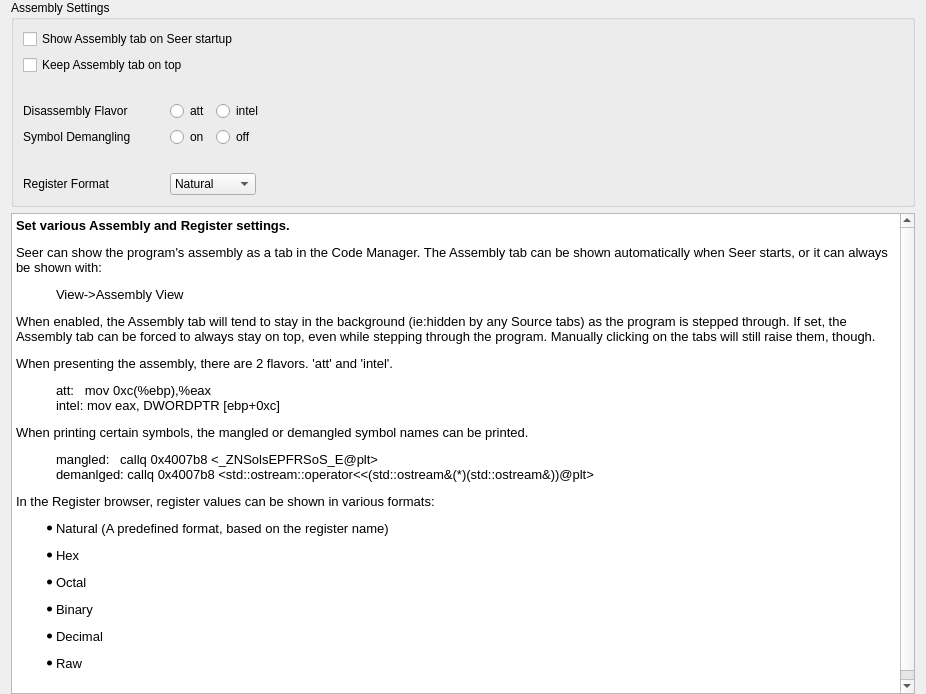
Before: the Qt Designer form src/SeerAssemblyConfigPage.ui in epasveer/seer, drawn with Qt 5.
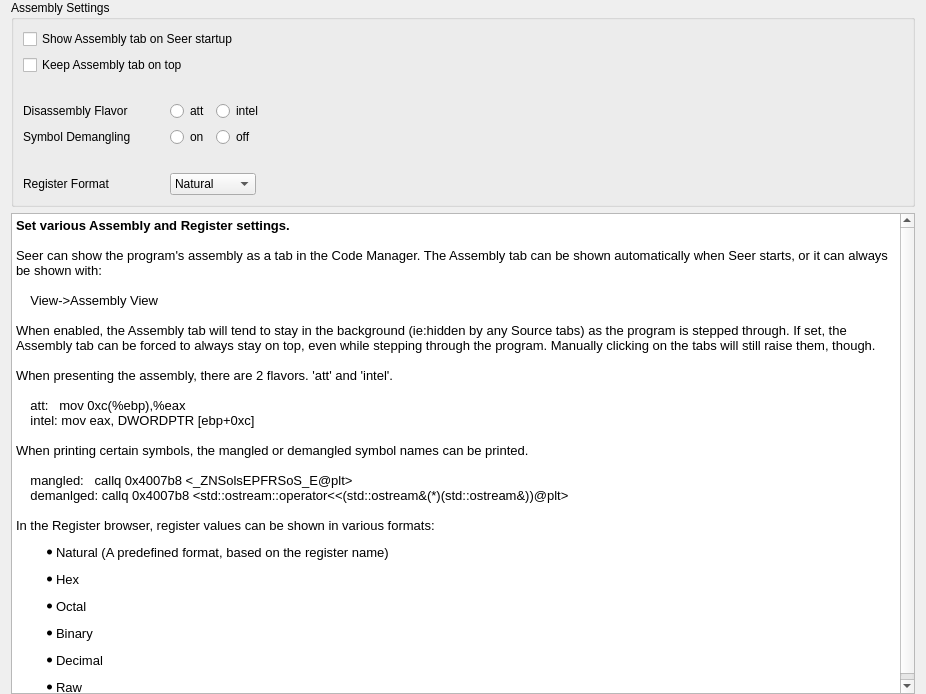
After: the same form once the commit is applied.

Commit message: Attempt at fixing 'Assembly' doc for dark color scheme.

The edit to the form file:
```diff
--- a/src/SeerAssemblyConfigPage.ui
+++ b/src/SeerAssemblyConfigPage.ui
@@ -299,22 +299,29 @@
 &lt;html&gt;&lt;head&gt;&lt;meta name=&quot;qrichtext&quot; content=&quot;1&quot; /&gt;&lt;style type=&quot;text/css&quot;&gt;
 p, li { white-space: pre-wrap; }
 &lt;/style&gt;&lt;/head&gt;&lt;body style=&quot; font-family:'Noto Sans'; font-size:10pt; font-weight:400; font-style:normal;&quot;&gt;
-&lt;p style=&quot; margin-top:0px; margin-bottom:0px; margin-left:0px; margin-right:0px; -qt-block-indent:0; text-indent:0px;&quot;&gt;&lt;span style=&quot; font-weight:600; color:#000000;&quot;&gt;Set various Assembly and Register settings.&lt;/span&gt;&lt;/p&gt;
-&lt;p style=&quot; margin-top:12px; margin-bottom:12px; margin-left:0px; margin-right:0px; -qt-block-indent:0; text-indent:0px;&quot;&gt;&lt;span style=&quot; color:#000000; background-color:transparent;&quot;&gt;Seer can show the program's assembly as a tab in the Code Manager. The Assembly tab can be shown automatically when Seer starts, or it can always be shown with:&lt;/span&gt;&lt;/p&gt;
-&lt;p style=&quot; margin-top:12px; margin-bottom:12px; margin-left:0px; margin-right:0px; -qt-block-indent:1; text-indent:0px;&quot;&gt;&lt;span style=&quot; font-family:'Monospace';&quot;&gt;View-&amp;gt;Assembly View&lt;/span&gt;&lt;/p&gt;
-&lt;p style=&quot; margin-top:12px; margin-bottom:12px; margin-left:0px; margin-right:0px; -qt-block-indent:0; text-indent:0px;&quot;&gt;&lt;span style=&quot; color:#000000; background-color:transparent;&quot;&gt;When enabled, the Assembly tab will tend to stay in the background (ie:hidden by any Source tabs) as the program is stepped through. If set, the Assembly tab can be forced to always stay on top, even while stepping through the program. Manually clicking on the tabs will still raise them, though.&lt;/span&gt;&lt;/p&gt;
-&lt;p style=&quot; margin-top:12px; margin-bottom:12px; margin-left:0px; margin-right:0px; -qt-block-indent:0; text-indent:0px;&quot;&gt;&lt;span style=&quot; color:#000000; background-color:transparent;&quot;&gt;When presenting the assembly, there are 2 flavors. 'att' and 'intel'.&lt;/span&gt;&lt;/p&gt;
-&lt;p style=&quot; margin-top:12px; margin-bottom:12px; margin-left:0px; margin-right:0px; -qt-block-indent:1; text-indent:0px;&quot;&gt;&lt;span style=&quot; font-family:'Monospace';&quot;&gt;att:   mov 0xc(%ebp),%eax&lt;br /&gt;intel: mov eax, DWORDPTR [ebp+0xc]&lt;/span&gt;&lt;/p&gt;
-&lt;p style=&quot; margin-top:12px; margin-bottom:12px; margin-left:0px; margin-right:0px; -qt-block-indent:0; text-indent:0px;&quot;&gt;&lt;span style=&quot; color:#000000; background-color:transparent;&quot;&gt;When printing certain symbols, the mangled or demangled symbol names can be printed.&lt;/span&gt;&lt;/p&gt;
-&lt;p style=&quot; margin-top:12px; margin-bottom:12px; margin-left:0px; margin-right:0px; -qt-block-indent:1; text-indent:0px;&quot;&gt;&lt;span style=&quot; font-family:'Monospace';&quot;&gt;mangled:   callq 0x4007b8 &amp;lt;_ZNSolsEPFRSoS_E@plt&amp;gt;&lt;br /&gt;demanlged: callq 0x4007b8 &amp;lt;std::ostream::operator&amp;lt;&amp;lt;(std::ostream&amp;amp;(*)(std::ostream&amp;amp;))@plt&amp;gt;&lt;/span&gt;&lt;/p&gt;
-&lt;p style=&quot; margin-top:12px; margin-bottom:12px; margin-left:0px; margin-right:0px; -qt-block-indent:0; text-indent:0px;&quot;&gt;&lt;span style=&quot; color:#000000; background-color:transparent;&quot;&gt;In the Register browser, register values can be shown in various formats:&lt;/span&gt;&lt;/p&gt;
+&lt;p style=&quot; margin-top:0px; margin-bottom:0px; margin-left:0px; margin-right:0px; -qt-block-indent:0; text-indent:0px;&quot;&gt;&lt;span style=&quot; font-weight:600;&quot;&gt;Set various Assembly and Register settings.&lt;/span&gt;&lt;/p&gt;
+&lt;p style=&quot;-qt-paragraph-type:empty; margin-top:0px; margin-bottom:0px; margin-left:0px; margin-right:0px; -qt-block-indent:0; text-indent:0px;&quot;&gt;&lt;br /&gt;&lt;/p&gt;
+&lt;p style=&quot; margin-top:0px; margin-bottom:0px; margin-left:0px; margin-right:0px; -qt-block-indent:0; text-indent:0px;&quot;&gt;&lt;span style=&quot; color:#000000; background-color:transparent;&quot;&gt;Seer can show the program's assembly as a tab in the Code Manager. The Assembly tab can be shown automatically when Seer starts, or it can always be shown with:&lt;/span&gt;&lt;/p&gt;
+&lt;p style=&quot;-qt-paragraph-type:empty; margin-top:0px; margin-bottom:0px; margin-left:0px; margin-right:0px; -qt-block-indent:0; text-indent:0px; color:#000000;&quot;&gt;&lt;br /&gt;&lt;/p&gt;
+&lt;p style=&quot; margin-top:0px; margin-bottom:0px; margin-left:0px; margin-right:0px; -qt-block-indent:0; text-indent:0px;&quot;&gt;&lt;span style=&quot; font-family:'Monospace';&quot;&gt;    View-&amp;gt;Assembly View&lt;/span&gt;&lt;/p&gt;
+&lt;p style=&quot;-qt-paragraph-type:empty; margin-top:0px; margin-bottom:0px; margin-left:0px; margin-right:0px; -qt-block-indent:0; text-indent:0px; font-family:'Monospace';&quot;&gt;&lt;br /&gt;&lt;/p&gt;
+&lt;p style=&quot; margin-top:0px; margin-bottom:0px; margin-left:0px; margin-right:0px; -qt-block-indent:0; text-indent:0px;&quot;&gt;&lt;span style=&quot; color:#000000; background-color:transparent;&quot;&gt;When enabled, the Assembly tab will tend to stay in the background (ie:hidden by any Source tabs) as the program is stepped through. If set, the Assembly tab can be forced to always stay on top, even while stepping through the program. Manually clicking on the tabs will still raise them, though.&lt;/span&gt;&lt;/p&gt;
+&lt;p style=&quot;-qt-paragraph-type:empty; margin-top:0px; margin-bottom:0px; margin-left:0px; margin-right:0px; -qt-block-indent:0; text-indent:0px; color:#000000;&quot;&gt;&lt;br /&gt;&lt;/p&gt;
+&lt;p style=&quot; margin-top:0px; margin-bottom:0px; margin-left:0px; margin-right:0px; -qt-block-indent:0; text-indent:0px;&quot;&gt;&lt;span style=&quot; color:#000000; background-color:transparent;&quot;&gt;When presenting the assembly, there are 2 flavors. 'att' and 'intel'.&lt;/span&gt;&lt;/p&gt;
+&lt;p style=&quot;-qt-paragraph-type:empty; margin-top:0px; margin-bottom:0px; margin-left:0px; margin-right:0px; -qt-block-indent:0; text-indent:0px; color:#000000;&quot;&gt;&lt;br /&gt;&lt;/p&gt;
+&lt;p style=&quot; margin-top:0px; margin-bottom:0px; margin-left:0px; margin-right:0px; -qt-block-indent:0; text-indent:0px;&quot;&gt;&lt;span style=&quot; font-family:'Monospace';&quot;&gt;    att:   mov 0xc(%ebp),%eax&lt;br /&gt;    intel: mov eax, DWORDPTR [ebp+0xc]&lt;/span&gt;&lt;/p&gt;
+&lt;p style=&quot;-qt-paragraph-type:empty; margin-top:0px; margin-bottom:0px; margin-left:0px; margin-right:0px; -qt-block-indent:0; text-indent:0px; font-family:'Monospace';&quot;&gt;&lt;br /&gt;&lt;/p&gt;
+&lt;p style=&quot; margin-top:0px; margin-bottom:0px; margin-left:0px; margin-right:0px; -qt-block-indent:0; text-indent:0px;&quot;&gt;&lt;span style=&quot; color:#000000; background-color:transparent;&quot;&gt;When printing certain symbols, the mangled or demangled symbol names can be printed.&lt;/span&gt;&lt;/p&gt;
+&lt;p style=&quot;-qt-paragraph-type:empty; margin-top:0px; margin-bottom:0px; margin-left:0px; margin-right:0px; -qt-block-indent:0; text-indent:0px; color:#000000;&quot;&gt;&lt;br /&gt;&lt;/p&gt;
+&lt;p style=&quot; margin-top:0px; margin-bottom:0px; margin-left:0px; margin-right:0px; -qt-block-indent:0; text-indent:0px;&quot;&gt;&lt;span style=&quot; font-family:'Monospace';&quot;&gt;    mangled:   callq 0x4007b8 &amp;lt;_ZNSolsEPFRSoS_E@plt&amp;gt;&lt;br /&gt;    demanlged: callq 0x4007b8 &amp;lt;std::ostream::operator&amp;lt;&amp;lt;(std::ostream&amp;amp;(*)(std::ostream&amp;amp;))@plt&amp;gt;&lt;/span&gt;&lt;/p&gt;
+&lt;p style=&quot;-qt-paragraph-type:empty; margin-top:0px; margin-bottom:0px; margin-left:0px; margin-right:0px; -qt-block-indent:0; text-indent:0px; font-family:'Monospace';&quot;&gt;&lt;br /&gt;&lt;/p&gt;
+&lt;p style=&quot; margin-top:0px; margin-bottom:0px; margin-left:0px; margin-right:0px; -qt-block-indent:0; text-indent:0px;&quot;&gt;&lt;span style=&quot; color:#000000; background-color:transparent;&quot;&gt;In the Register browser, register values can be shown in various formats:&lt;/span&gt;&lt;/p&gt;
 &lt;ul style=&quot;margin-top: 0px; margin-bottom: 0px; margin-left: 0px; margin-right: 0px; -qt-list-indent: 1;&quot;&gt;&lt;li style=&quot;&quot; style=&quot; margin-top:12px; margin-bottom:12px; margin-left:0px; margin-right:0px; -qt-block-indent:0; text-indent:0px;&quot;&gt;&lt;span style=&quot; color:#000000; background-color:transparent;&quot;&gt;Natural (A predefined format, based on the register name)&lt;/span&gt;&lt;/li&gt;
 &lt;li style=&quot; color:#000000; background-color:transparent;&quot; style=&quot; margin-top:12px; margin-bottom:12px; margin-left:0px; margin-right:0px; -qt-block-indent:0; text-indent:0px;&quot;&gt;Hex&lt;/li&gt;
 &lt;li style=&quot; color:#000000; background-color:transparent;&quot; style=&quot; margin-top:12px; margin-bottom:12px; margin-left:0px; margin-right:0px; -qt-block-indent:0; text-indent:0px;&quot;&gt;Octal&lt;/li&gt;
 &lt;li style=&quot; color:#000000; background-color:transparent;&quot; style=&quot; margin-top:12px; margin-bottom:12px; margin-left:0px; margin-right:0px; -qt-block-indent:0; text-indent:0px;&quot;&gt;Binary&lt;/li&gt;
 &lt;li style=&quot; color:#000000; background-color:transparent;&quot; style=&quot; margin-top:12px; margin-bottom:12px; margin-left:0px; margin-right:0px; -qt-block-indent:0; text-indent:0px;&quot;&gt;Decimal&lt;/li&gt;
-&lt;li style=&quot; color:#000000; background-color:transparent;&quot; style=&quot; margin-top:12px; margin-bottom:12px; margin-left:0px; margin-right:0px; -qt-block-indent:0; text-indent:0px;&quot;&gt;Raw&lt;/li&gt;&lt;/ul&gt;
-&lt;p style=&quot;-qt-paragraph-type:empty; margin-top:12px; margin-bottom:12px; margin-left:0px; margin-right:0px; -qt-block-indent:0; text-indent:0px; color:#000000;&quot;&gt;&lt;br /&gt;&lt;/p&gt;&lt;/body&gt;&lt;/html&gt;</string>
+&lt;li style=&quot; color:#000000; background-color:transparent;&quot; style=&quot; margin-top:12px; margin-bottom:12px; margin-left:0px; margin-right:0px; -qt-block-indent:0; text-indent:0px;&quot;&gt;Raw&lt;/li&gt;&lt;/ul&gt;&lt;/body&gt;&lt;/html&gt;</string>
      </property>
     </widget>
    </item>
```
